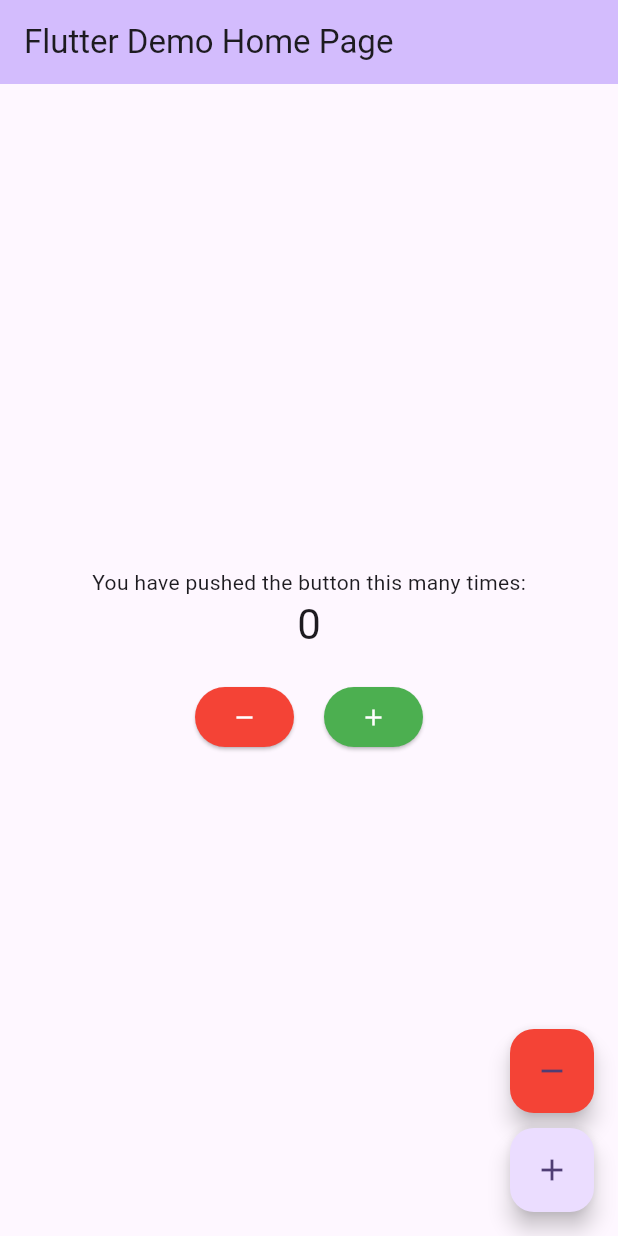
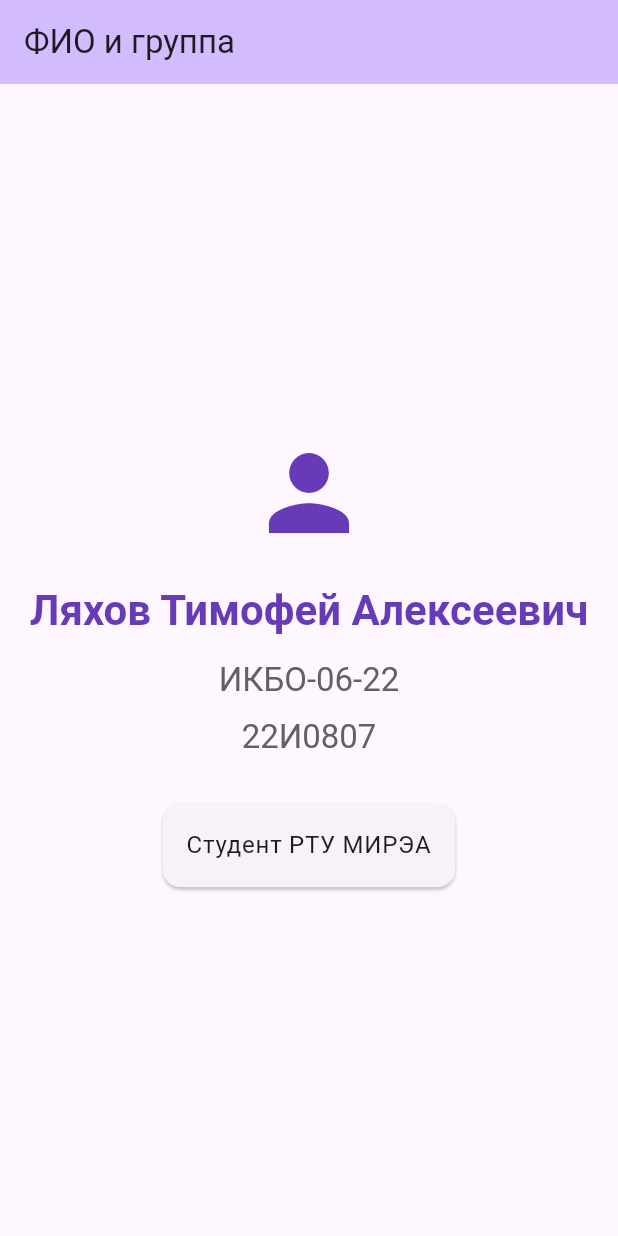
Before and after one commit to mifoxti/lyakhov_prac_1, a Flutter app: the screen it shows after launch, on a phone screen of 412 x 824 dp. Run offline on Flutter 3.47's test engine with Material 3 defaults, Android fonts, the phone set to English and light mode, and no system bars.

Commit message:
Выполненное задание в рамках 2-ой практической работы

```diff
--- a/lib/main.dart
+++ b/lib/main.dart
@@ -14,7 +14,7 @@ class MyApp extends StatelessWidget {
       theme: ThemeData(
         colorScheme: ColorScheme.fromSeed(seedColor: Colors.deepPurple),
       ),
-      home: const MyHomePage(title: 'Flutter Demo Home Page'),
+      home: const MyHomePage(title: 'ФИО и группа'),
     );
   }
 }
@@ -28,20 +28,6 @@ class MyHomePage extends StatefulWidget {
 }
 
 class _MyHomePageState extends State<MyHomePage> {
-  int _counter = 0;
-
-  void _incrementCounter() {
-    setState(() {
-      _counter++;
-    });
-  }
-
-  void _decrementCounter() {
-    setState(() {
-      _counter--;
-    });
-  }
-
   @override
   Widget build(BuildContext context) {
     return Scaffold(
@@ -53,54 +39,49 @@ class _MyHomePageState extends State<MyHomePage> {
         child: Column(
           mainAxisAlignment: MainAxisAlignment.center,
           children: <Widget>[
-            const Text('You have pushed the button this many times:'),
-            Text(
-              '$_counter',
-              style: Theme.of(context).textTheme.headlineMedium,
+            const Icon(
+              Icons.person,
+              size: 80,
+              color: Colors.deepPurple,
             ),
             const SizedBox(height: 20),
-            Row(
-              mainAxisAlignment: MainAxisAlignment.center,
-              children: [
-                ElevatedButton(
-                  onPressed: _decrementCounter,
-                  style: ElevatedButton.styleFrom(
-                    backgroundColor: Colors.red,
-                    foregroundColor: Colors.white,
-                  ),
-                  child: const Icon(Icons.remove),
+            Text(
+              'Ляхов Тимофей Алексеевич',
+              style: Theme.of(context).textTheme.headlineMedium?.copyWith(
+                fontWeight: FontWeight.bold,
+                color: Colors.deepPurple,
+              ),
+              textAlign: TextAlign.center,
+            ),
+            const SizedBox(height: 15),
+            Text(
+              'ИКБО-06-22',
+              style: Theme.of(context).textTheme.titleLarge?.copyWith(
+                color: Colors.grey[700],
+              ),
+            ),
+            const SizedBox(height: 10),
+            Text(
+              '22И0807',
+              style: Theme.of(context).textTheme.titleLarge?.copyWith(
+                color: Colors.grey[700],
+              ),
+            ),
+            const SizedBox(height: 30),
+            Card(
+              margin: const EdgeInsets.symmetric(horizontal: 20),
+              child: Padding(
+                padding: const EdgeInsets.all(16.0),
+                child: Text(
+                  'Студент РТУ МИРЭА',
+                  style: Theme.of(context).textTheme.bodyLarge,
+                  textAlign: TextAlign.center,
                 ),
-                const SizedBox(width: 20),
-                ElevatedButton(
-                  onPressed: _incrementCounter,
-                  style: ElevatedButton.styleFrom(
-                    backgroundColor: Colors.green,
-                    foregroundColor: Colors.white,
-                  ),
-                  child: const Icon(Icons.add),
-                ),
-              ],
+              ),
             ),
           ],
         ),
       ),
-      floatingActionButton: Column(
-        mainAxisAlignment: MainAxisAlignment.end,
-        children: [
-          FloatingActionButton(
-            onPressed: _decrementCounter,
-            tooltip: 'Decrement',
-            backgroundColor: Colors.red,
-            child: const Icon(Icons.remove),
-          ),
-          const SizedBox(height: 10),
-          FloatingActionButton(
-            onPressed: _incrementCounter,
-            tooltip: 'Increment',
-            child: const Icon(Icons.add),
-          ),
-        ],
-      ),
     );
   }
 }
```
